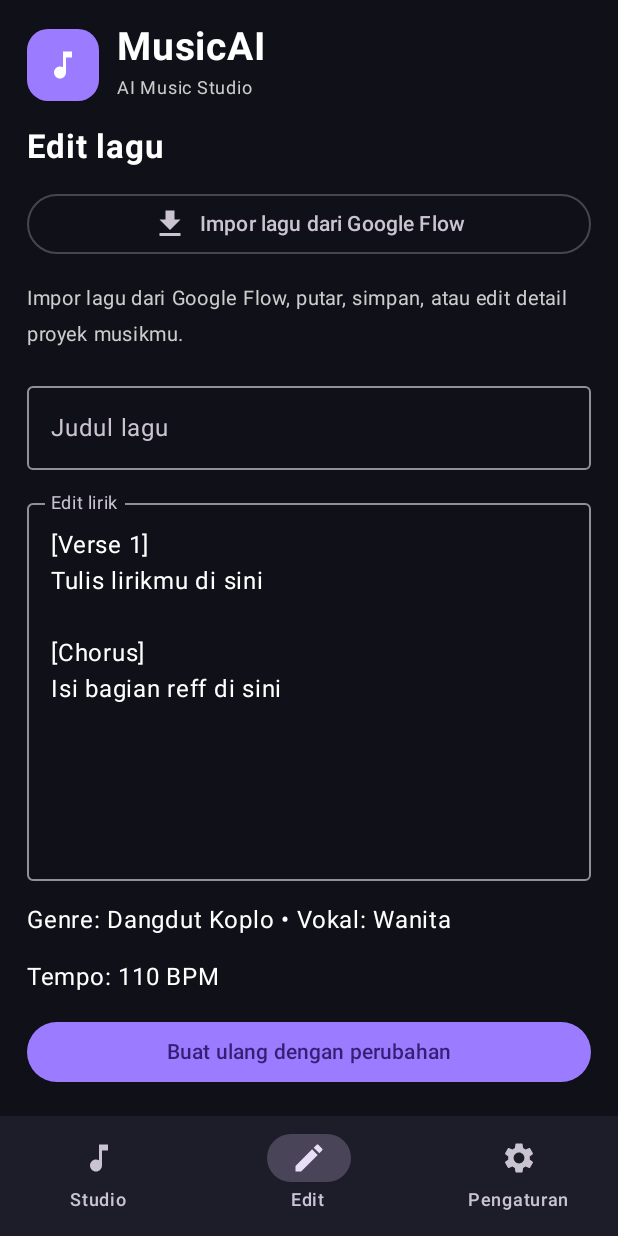
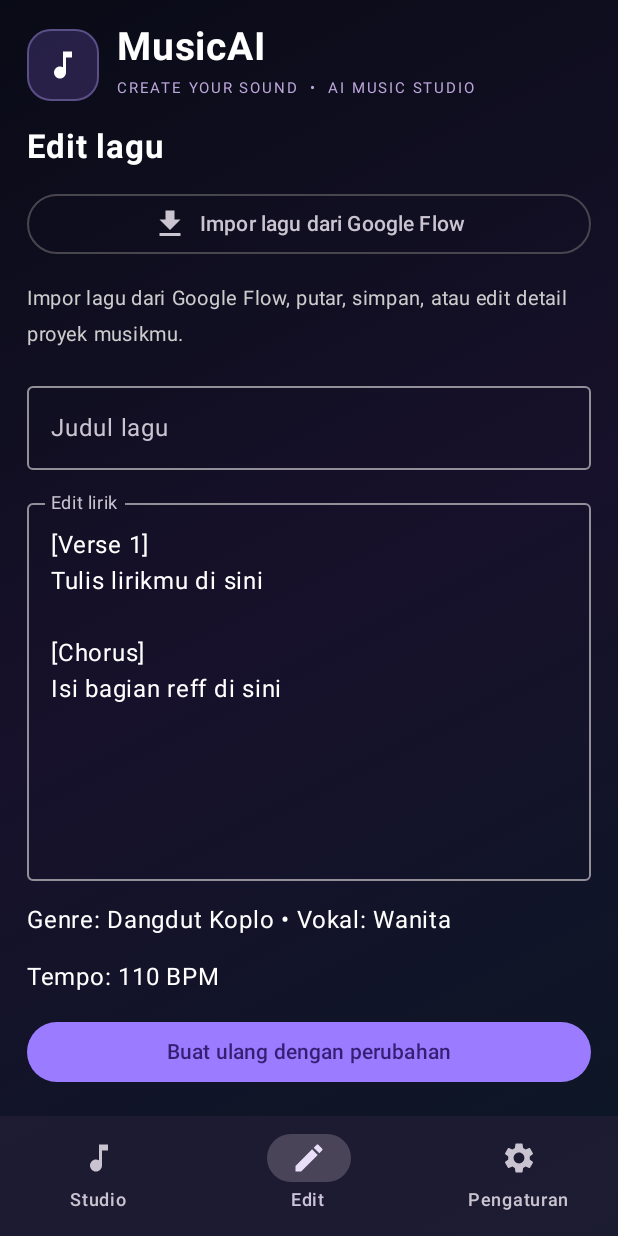
Before and after one commit to Froglands/music_ai, an Android app built with Jetpack Compose: the screen it shows after launch (MainActivity), item 2 of the bottom bar chosen, on a phone screen of 412 x 824 dp. Run offline under Robolectric (Android 15) with nearby library versions, the phone set to English and light mode, and no system bars; pictures from the network do not load.

Commit message:
Apply premium glass theme and smart input hint styling

```diff
--- a/android/app/src/main/java/com/music_ai/app/MainActivity.kt
+++ b/android/app/src/main/java/com/music_ai/app/MainActivity.kt
@@ -33,6 +33,8 @@ import androidx.compose.runtime.*
 import androidx.compose.ui.Alignment
 import androidx.compose.ui.Modifier
 import androidx.compose.ui.graphics.Color
+import androidx.compose.ui.graphics.Brush
+import androidx.compose.foundation.border
 import androidx.compose.ui.platform.LocalContext
 import androidx.compose.ui.text.font.FontWeight
 import androidx.compose.ui.unit.dp
@@ -67,8 +69,8 @@ class MainActivity : ComponentActivity() {
 fun MusicAiScreen() {
     val context = LocalContext.current
     val activity = context as ComponentActivity
-    val bg = Color(0xFF101018)
-    val panel = Color(0xFF1D1D2A)
+    val bg = Color(0xFF090B16)
+    val panel = Color(0xCC211D35)
     val accent = Color(0xFF9B7BFF)
 
     var page by remember { mutableStateOf(AppPage.STUDIO) }
@@ -348,26 +350,27 @@ fun MusicAiScreen() {
         ) { innerPadding ->
             Column(
                 Modifier.fillMaxSize()
-                    .background(bg)
+                    .background(Brush.linearGradient(listOf(Color(0xFF090B16), Color(0xFF17112B), Color(0xFF0B1725))))
                     .padding(innerPadding)
                     .verticalScroll(rememberScrollState())
                     .padding(horizontal = 18.dp, vertical = 16.dp),
                 verticalArrangement = Arrangement.spacedBy(14.dp)
             ) {
                 Row(verticalAlignment = Alignment.CenterVertically) {
-                    Surface(color = accent, shape = RoundedCornerShape(14.dp)) {
+                    Surface(color = Color(0xFF8C68E8).copy(alpha = 0.22f), shape = RoundedCornerShape(16.dp), border = androidx.compose.foundation.BorderStroke(1.dp, Color(0xFFBBA6FF).copy(alpha = 0.35f))) {
                         Icon(Icons.Default.MusicNote, null, Modifier.padding(12.dp), tint = Color.White)
                     }
                     Spacer(Modifier.width(12.dp))
                     Column {
                         Text("MusicAI", fontSize = 26.sp, fontWeight = FontWeight.Bold)
-                        Text("AI Music Studio", color = Color.LightGray, fontSize = 12.sp)
+                        Text("CREATE YOUR SOUND  •  AI MUSIC STUDIO", color = Color(0xFFBBA6D9), fontSize = 10.sp, letterSpacing = 1.2.sp)
                     }
                 }
 
                 when (page) {
                     AppPage.STUDIO -> {
-                        Text("Buat lagu impianmu", fontSize = 22.sp, fontWeight = FontWeight.Bold)
+                        Text("Studio kreatif", fontSize = 26.sp, fontWeight = FontWeight.Bold)
+                        Text("Wujudkan ide menjadi musik.", color = Color(0xFFB8B2C8), fontSize = 13.sp)
                         OutlinedTextField(
                             value = title, onValueChange = { title = it },
                             label = { Text("Judul lagu (opsional)") }, modifier = Modifier.fillMaxWidth(), singleLine = true
```
